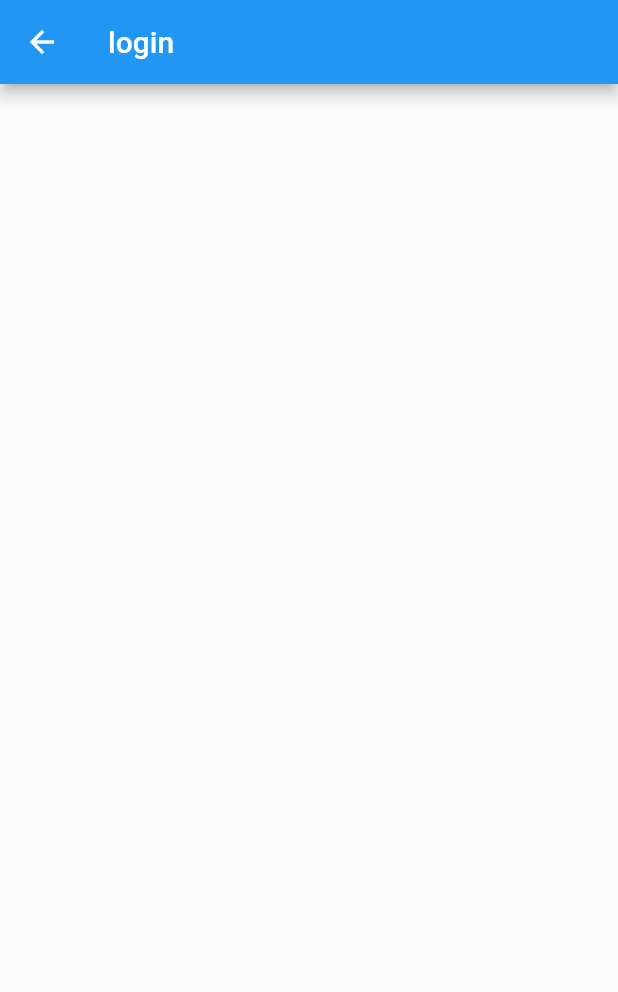
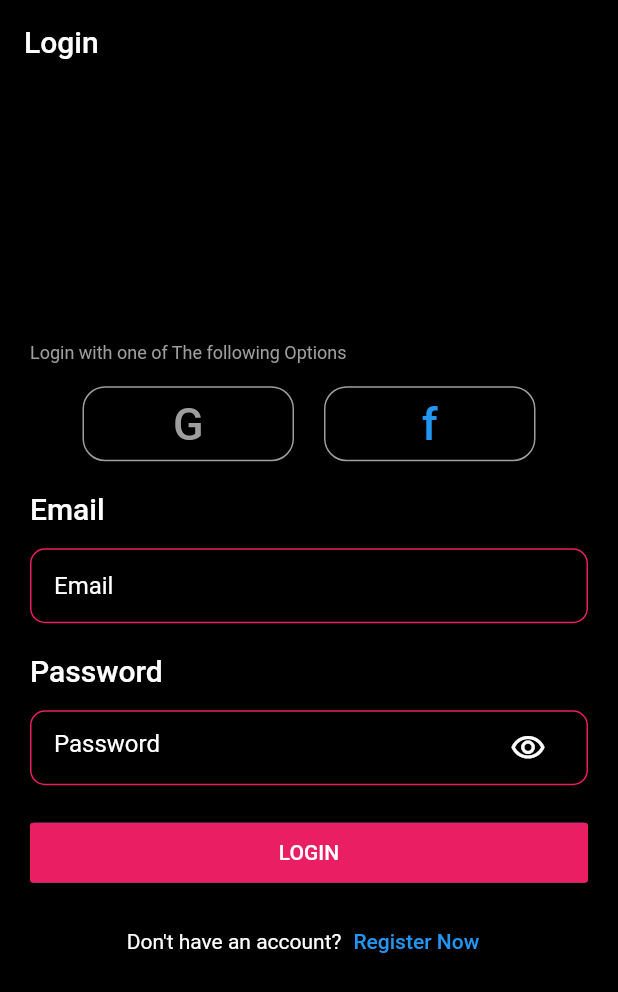
Before and after one commit to MahmoudTarek12339/ShoppyApp, a Flutter app: the LoginScreen screen opened directly, on a phone screen of 412 x 824 dp. Shown: the top 992 px of the screen. Run offline on Flutter 3.47's test engine with Material 2 defaults, Android fonts, the phone set to English and light mode, and no system bars; our stand-ins replace flutter_bloc, shared_preferences, smooth_page_indicator; accounts and stored records are empty.

Commit message:
mahmoud tarek login ui 10_11

```diff
--- a/lib/main.dart
+++ b/lib/main.dart
@@ -1,5 +1,6 @@
 import 'package:flutter/material.dart';
 import 'package:shoppy/layout/shoppy_layout.dart';
+import 'package:shoppy/module/login/login_screen.dart';
 import 'package:shoppy/module/onboarding.dart';
 import 'package:flutter/services.dart';
 import 'package:shoppy/shared/network/local/cache_helper.dart';
@@ -29,7 +30,7 @@ class MyApp extends StatelessWidget {
         ]);
     return MaterialApp(
       debugShowCheckedModeBanner: false,
-      home:startWidget,
+      home:/*startWidget*/LoginScreen(),
     );
   }
 }
--- /dev/null
+++ b/lib/module/login/cubit/cubit.dart
@@ -0,0 +1,16 @@
+import 'package:flutter/material.dart';
+import 'package:flutter_bloc/flutter_bloc.dart';
+import 'package:shoppy/module/login/cubit/states.dart';
+
+class ShoppyLoginCubit extends Cubit<ShoppyLoginStates>{
+  ShoppyLoginCubit() : super(ShoppyLoginInitialState());
+
+  static ShoppyLoginCubit get(context)=>BlocProvider.of(context);
+  bool isPassword=true;
+  IconData icon=Icons.visibility_outlined;
+  void changePasswordVisibility(){
+    isPassword=!isPassword;
+    icon=isPassword?Icons.visibility_outlined:Icons.visibility_off_outlined;
+    emit(ShoppyChangePasswordVisibilityState());
+  }
+}
--- /dev/null
+++ b/lib/module/login/cubit/states.dart
@@ -0,0 +1,3 @@
+abstract class ShoppyLoginStates{}
+class ShoppyLoginInitialState extends ShoppyLoginStates{}
+class ShoppyChangePasswordVisibilityState extends ShoppyLoginStates{}
--- /dev/null
+++ b/lib/module/login/login_screen.dart
@@ -0,0 +1,164 @@
+import 'package:flutter/cupertino.dart';
+import 'package:flutter/material.dart';
+import 'package:flutter_bloc/flutter_bloc.dart';
+import 'package:shoppy/module/login/cubit/states.dart';
+import 'package:shoppy/module/signup_screen.dart';
+import 'package:shoppy/shared/components/components.dart';
+
+import 'cubit/cubit.dart';
+
+class LoginScreen extends StatelessWidget {
+  var emailController=TextEditingController();
+  var passwordController=TextEditingController();
+  @override
+  Widget build(BuildContext context) {
+    return BlocProvider(
+      create: (BuildContext context)=>ShoppyLoginCubit(),
+      child: BlocConsumer<ShoppyLoginCubit,ShoppyLoginStates>(
+          listener: (context,state){
+
+          },
+          builder: (context,state){
+            return Scaffold(
+              backgroundColor: Colors.black,
+              appBar: AppBar(
+                backgroundColor: Colors.black,
+                title: Text(
+                  'Login',
+                  style: TextStyle(
+                      color: Colors.white
+                  ),
+                ),
+              ),
+              body: Center(
+                child: SingleChildScrollView(
+                  child: Padding(
+                    padding: const EdgeInsets.symmetric(horizontal: 20.0),
+                    child: Column(
+                      crossAxisAlignment: CrossAxisAlignment.start,
+                      mainAxisAlignment: MainAxisAlignment.center,
+                      children: [
+                        Text(
+                          'Login with one of The following Options',
+                          style: Theme.of(context).textTheme.caption!.copyWith(color: Colors.grey),
+                        ),
+                        SizedBox(height: 15.0,),
+                        Padding(
+                          padding: const EdgeInsets.symmetric(horizontal: 35.0),
+                          child: Row(
+                            children: [
+                              Expanded(
+                                child: Container(
+                                  decoration: BoxDecoration(
+                                      borderRadius: BorderRadius.circular(15.0),
+                                      border: Border.all(color: Colors.grey)
+                                  ),
+                                  child: MaterialButton(
+                                    onPressed: (){},
+                                    child:
+                                    Text(
+                                      'G',
+                                      style:TextStyle(
+                                        color: Colors.grey,
+                                        fontSize: 30.0,
+                                      ),
+                                    ),
+                                  ),
+                                ),
+                              ),
+                              SizedBox(
+                                width: 20.0,
+                              ),
+                              Expanded(
+                                child: Container(
+
+                                  decoration: BoxDecoration(
+                                      borderRadius: BorderRadius.circular(15.0),
+                                      border: Border.all(color: Colors.grey)
+                                  ),
+                                  child: MaterialButton(
+                                    onPressed: (){},
+                                    child:
+                                    Text(
+                                      'f',
+                                      style:TextStyle(
+                                        color: Colors.blue,
+                                        fontSize: 30.0,
+
+                                      ),
+                                    ),
+                                  ),
+                                ),
+                              ),
+                            ],
+                          ),
+                        ),
+                        SizedBox(height: 20.0,),
+                        Text(
+                          'Email',
+                          style: Theme.of(context).textTheme.bodyText1!.copyWith(color: Colors.white,fontSize: 20.0),
+                        ),
+                        SizedBox(height: 15.0,),
+                        defaultFormField(
+                          controller: emailController,
+                          type: TextInputType.emailAddress,
+                          validate: (value){},
+                          label: "Email",
+                          containerRadius: 10.0,
+                          borderColor: Colors.pink,
+                        ),
+                        SizedBox(height: 20.0,),
+                        Text(
+                          'Password',
+                          style: Theme.of(context).textTheme.bodyText1!.copyWith(color: Colors.white,fontSize: 20.0),
+                        ),
+                        SizedBox(height: 15.0,),
+                        defaultFormField(
+                          controller: passwordController,
+                          type: TextInputType.visiblePassword,
+                          validate: (value){},
+                          isPassword: ShoppyLoginCubit.get(context).isPassword,
+                          label: "Password",
+                          containerRadius: 10.0,
+                          borderColor: Colors.pink,
+                          suffix: ShoppyLoginCubit.get(context).icon,
+                          suffixPressed: () {
+                            ShoppyLoginCubit.get(context).changePasswordVisibility();
+                          },
+                        ),
+                        SizedBox(
+                          height: 25.0,
+                        ),
+                        defaultButton(
+                          onPressFunction: () {  },
+                          buttonColor: Colors.pink,
+                          text: 'LOGIN',
+                        ),
+                        SizedBox(
+                          height: 15.0,
+                        ),
+                        Row(
+                          mainAxisAlignment: MainAxisAlignment.center,
+                          children: [
+                            Text(
+                              'Don\'t have an account?',
+                              style: TextStyle(color: Colors.white),
+
+                            ),
+                            TextButton(onPressed: (){
+                              navigateTo(context,SignupScreen());
+                            },
+                                child: Text('Register Now'))
+                          ],
+                        )
+                      ],
+                    ),
+                  ),
+                ),
+              ),
+            );
+          }
+          ),
+    );
+  }
+}
--- a/lib/module/login_screen.dart
+++ /dev/null
@@ -1,12 +0,0 @@
-import 'package:flutter/material.dart';
-
-class LoginScreen extends StatelessWidget {
-  @override
-  Widget build(BuildContext context) {
-    return Scaffold(
-      appBar: AppBar(
-        title: Text('login'),
-      ),
-    );
-  }
-}
--- a/lib/shared/components/components.dart
+++ b/lib/shared/components/components.dart
@@ -44,3 +44,60 @@ void navigateAndFinish(context, widget) => Navigator.pushAndRemoveUntil(
   MaterialPageRoute(builder: (context) => widget),
       (route) => false,
 );
+
+Widget defaultFormField({
+  required TextEditingController controller,
+  required TextInputType type,
+  required String? Function(String?)? validate,
+  required String label,
+
+  bool isPassword = false,
+
+  IconData? prefix,
+  IconData? suffix,
+
+  Color borderColor=Colors.white,
+  Color textColor=Colors.white,
+  Color prefixColor=Colors.white,
+  Color suffixColor=Colors.white,
+
+  VoidCallback? suffixPressed,
+
+  double containerRadius=25.0,
+
+  InputBorder borderForm=InputBorder.none,
+}) =>
+    Container(
+      decoration: BoxDecoration(
+        borderRadius: BorderRadius.circular(containerRadius),
+        border: Border.all(color: borderColor)
+      ),
+      child: Padding(
+        padding: const EdgeInsets.symmetric(horizontal: 15.0),
+        child: TextFormField(
+          controller: controller,
+          keyboardType: type,
+          obscureText: isPassword,
+          validator: validate,
+          style: TextStyle(color: textColor),
+          decoration: InputDecoration(
+
+            hintText: label,
+            hintStyle: TextStyle(color: textColor),
+            prefixIcon: prefix != null
+                ? Icon(prefix,color: prefixColor,)
+                :null,
+            suffixIcon: suffix != null
+                ? IconButton(
+              onPressed: suffixPressed,
+              icon: Icon(
+                suffix,
+                color: suffixColor,
+              ),
+            )
+                : null,
+            border: borderForm,
+          ),
+        ),
+      ),
+    );
```
Also changed, not shown: pubspec.yaml (+4 -4 lines), pubspec.lock, 1 other file.
